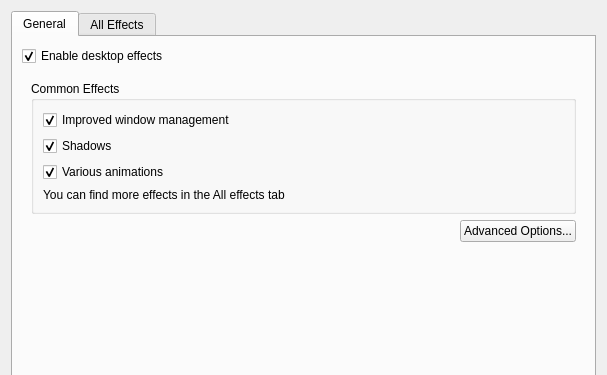
KDE/kwin, file kcmkwin/kwincompositing/main.ui: the form before one commit; both pictures show x 0 to 607 and y 0 to 375 of the 607 by 661 pixel window.
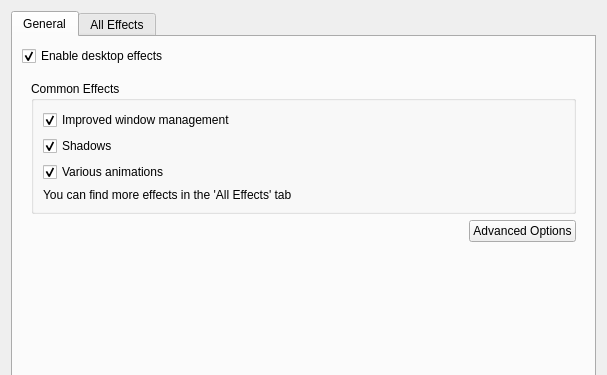
The form after the commit. Custom widgets are drawn as their Qt base class.

Diff of the .ui file:
```diff
--- a/kcmkwin/kwincompositing/main.ui
+++ b/kcmkwin/kwincompositing/main.ui
@@ -72,7 +72,7 @@
              <item>
               <widget class="QLabel" name="label" >
                <property name="text" >
-                <string>You can find more effects in the All effects tab</string>
+                <string>You can find more effects in the 'All Effects' tab</string>
                </property>
               </widget>
              </item>
@@ -97,7 +97,7 @@
             <item>
              <widget class="QPushButton" name="advancedOptions" >
               <property name="text" >
-               <string>Advanced Options...</string>
+               <string>Advanced Options</string>
               </property>
              </widget>
             </item>
```
